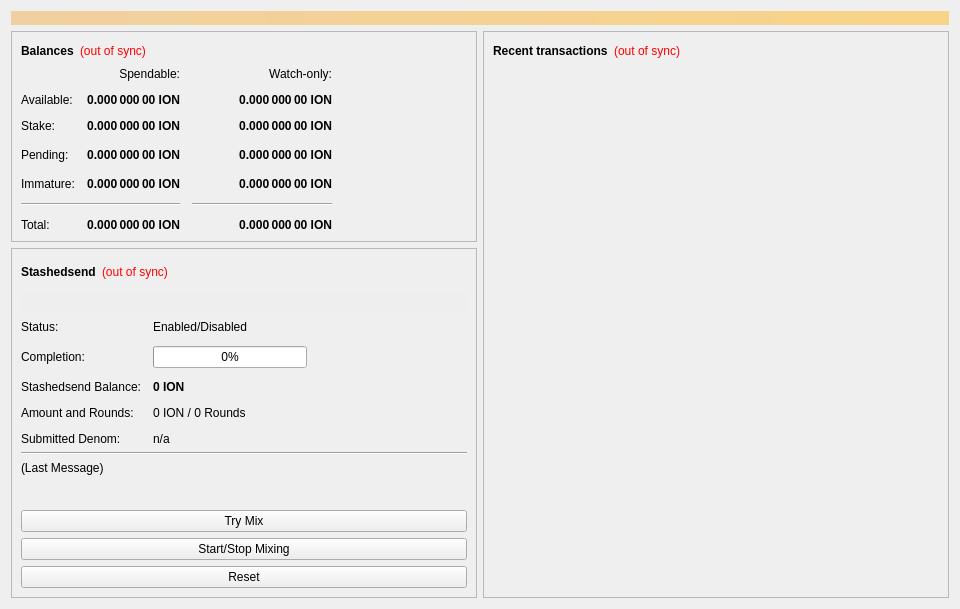
This is src/qt/forms/overviewpage.ui in willemjez/ion-old as Qt 5 draws it before an edit. The edited form follows.
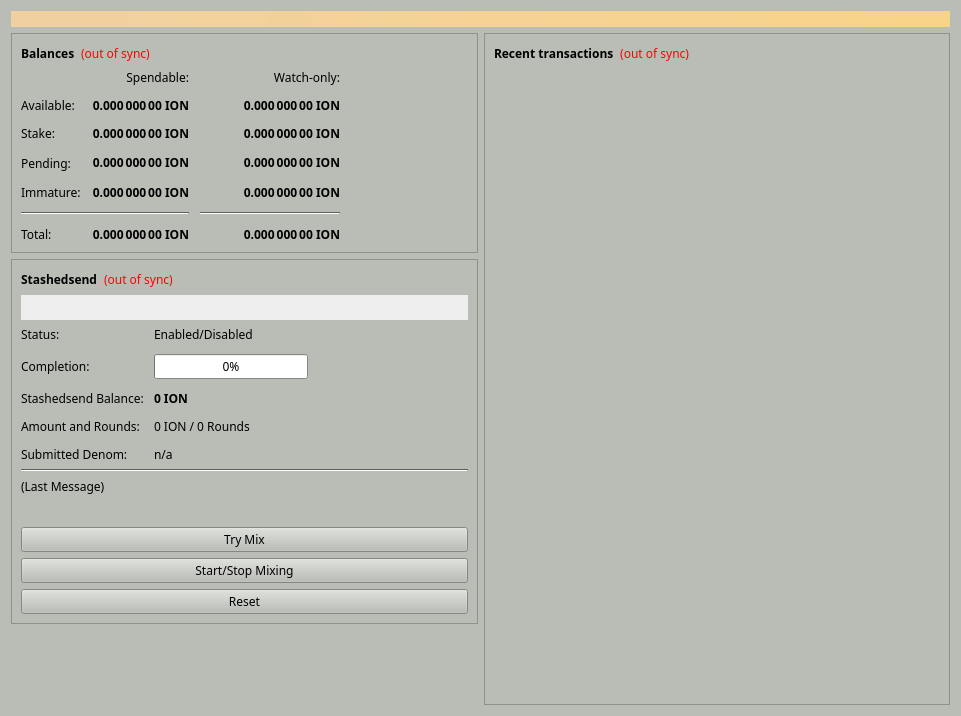
This is the edited form.

Commit message: 🛠️🛠️🐼 Design, about window 💩 flushed 🚽, 😳files except src dir replaced😳

Patch:
```diff
--- a/src/qt/forms/overviewpage.ui
+++ b/src/qt/forms/overviewpage.ui
@@ -6,8 +6,8 @@
    <rect>
     <x>0</x>
     <y>0</y>
-    <width>960</width>
-    <height>594</height>
+    <width>961</width>
+    <height>716</height>
    </rect>
   </property>
   <property name="minimumSize">
@@ -16,6 +16,426 @@
     <height>0</height>
    </size>
   </property>
+  <property name="palette">
+   <palette>
+    <active>
+     <colorrole role="WindowText">
+      <brush brushstyle="SolidPattern">
+       <color alpha="255">
+        <red>0</red>
+        <green>0</green>
+        <blue>0</blue>
+       </color>
+      </brush>
+     </colorrole>
+     <colorrole role="Button">
+      <brush brushstyle="SolidPattern">
+       <color alpha="255">
+        <red>186</red>
+        <green>189</green>
+        <blue>182</blue>
+       </color>
+      </brush>
+     </colorrole>
+     <colorrole role="Light">
+      <brush brushstyle="SolidPattern">
+       <color alpha="255">
+        <red>255</red>
+        <green>255</green>
+        <blue>255</blue>
+       </color>
+      </brush>
+     </colorrole>
+     <colorrole role="Midlight">
+      <brush brushstyle="SolidPattern">
+       <color alpha="255">
+        <red>220</red>
+        <green>222</green>
+        <blue>218</blue>
+       </color>
+      </brush>
+     </colorrole>
+     <colorrole role="Dark">
+      <brush brushstyle="SolidPattern">
+       <color alpha="255">
+        <red>93</red>
+        <green>94</green>
+        <blue>91</blue>
+       </color>
+      </brush>
+     </colorrole>
+     <colorrole role="Mid">
+      <brush brushstyle="SolidPattern">
+       <color alpha="255">
+        <red>124</red>
+        <green>126</green>
+        <blue>121</blue>
+       </color>
+      </brush>
+     </colorrole>
+     <colorrole role="Text">
+      <brush brushstyle="SolidPattern">
+       <color alpha="255">
+        <red>0</red>
+        <green>0</green>
+        <blue>0</blue>
+       </color>
+      </brush>
+     </colorrole>
+     <colorrole role="BrightText">
+      <brush brushstyle="SolidPattern">
+       <color alpha="255">
+        <red>255</red>
+        <green>255</green>
+        <blue>255</blue>
+       </color>
+      </brush>
+     </colorrole>
+     <colorrole role="ButtonText">
+      <brush brushstyle="SolidPattern">
+       <color alpha="255">
+        <red>0</red>
+        <green>0</green>
+        <blue>0</blue>
+       </color>
+      </brush>
+     </colorrole>
+     <colorrole role="Base">
+      <brush brushstyle="SolidPattern">
+       <color alpha="255">
+        <red>255</red>
+        <green>255</green>
+        <blue>255</blue>
+       </color>
+      </brush>
+     </colorrole>
+     <colorrole role="Window">
+      <brush brushstyle="SolidPattern">
+       <color alpha="255">
+        <red>186</red>
+        <green>189</green>
+        <blue>182</blue>
+       </color>
+      </brush>
+     </colorrole>
+     <colorrole role="Shadow">
+      <brush brushstyle="SolidPattern">
+       <color alpha="255">
+        <red>0</red>
+        <green>0</green>
+        <blue>0</blue>
+       </color>
+      </brush>
+     </colorrole>
+     <colorrole role="AlternateBase">
+      <brush brushstyle="SolidPattern">
+       <color alpha="255">
+        <red>220</red>
+        <green>222</green>
+        <blue>218</blue>
+       </color>
+      </brush>
+     </colorrole>
+     <colorrole role="ToolTipBase">
+      <brush brushstyle="SolidPattern">
+       <color alpha="255">
+        <red>255</red>
+        <green>255</green>
+        <blue>220</blue>
+       </color>
+      </brush>
+     </colorrole>
+     <colorrole role="ToolTipText">
+      <brush brushstyle="SolidPattern">
+       <color alpha="255">
+        <red>0</red>
+        <green>0</green>
+        <blue>0</blue>
+       </color>
+      </brush>
+     </colorrole>
+    </active>
+    <inactive>
+     <colorrole role="WindowText">
+      <brush brushstyle="SolidPattern">
+       <color alpha="255">
+        <red>0</red>
+        <green>0</green>
+        <blue>0</blue>
+       </color>
+      </brush>
+     </colorrole>
+     <colorrole role="Button">
+      <brush brushstyle="SolidPattern">
+       <color alpha="255">
+        <red>186</red>
+        <green>189</green>
+        <blue>182</blue>
+       </color>
+      </brush>
+     </colorrole>
+     <colorrole role="Light">
+      <brush brushstyle="SolidPattern">
+       <color alpha="255">
+        <red>255</red>
+        <green>255</green>
+        <blue>255</blue>
+       </color>
+      </brush>
+     </colorrole>
+     <colorrole role="Midlight">
+      <brush brushstyle="SolidPattern">
+       <color alpha="255">
+        <red>220</red>
+        <green>222</green>
+        <blue>218</blue>
+       </color>
+      </brush>
+     </colorrole>
+     <colorrole role="Dark">
+      <brush brushstyle="SolidPattern">
+       <color alpha="255">
+        <red>93</red>
+        <green>94</green>
+        <blue>91</blue>
+       </color>
+      </brush>
+     </colorrole>
+     <colorrole role="Mid">
+      <brush brushstyle="SolidPattern">
+       <color alpha="255">
+        <red>124</red>
+        <green>126</green>
+        <blue>121</blue>
+       </color>
+      </brush>
+     </colorrole>
+     <colorrole role="Text">
+      <brush brushstyle="SolidPattern">
+       <color alpha="255">
+        <red>0</red>
+        <green>0</green>
+        <blue>0</blue>
+       </color>
+      </brush>
+     </colorrole>
+     <colorrole role="BrightText">
+      <brush brushstyle="SolidPattern">
+       <color alpha="255">
+        <red>255</red>
+        <green>255</green>
+        <blue>255</blue>
+       </color>
+      </brush>
+     </colorrole>
+     <colorrole role="ButtonText">
+      <brush brushstyle="SolidPattern">
+       <color alpha="255">
+        <red>0</red>
+        <green>0</green>
+        <blue>0</blue>
+       </color>
+      </brush>
+     </colorrole>
+     <colorrole role="Base">
+      <brush brushstyle="SolidPattern">
+       <color alpha="255">
+        <red>255</red>
+        <green>255</green>
+        <blue>255</blue>
+       </color>
+      </brush>
+     </colorrole>
+     <colorrole role="Window">
+      <brush brushstyle="SolidPattern">
+       <color alpha="255">
+        <red>186</red>
+        <green>189</green>
+        <blue>182</blue>
+       </color>
+      </brush>
+     </colorrole>
+     <colorrole role="Shadow">
+      <brush brushstyle="SolidPattern">
+       <color alpha="255">
+        <red>0</red>
+        <green>0</green>
+        <blue>0</blue>
+       </color>
+      </brush>
+     </colorrole>
+     <colorrole role="AlternateBase">
+      <brush brushstyle="SolidPattern">
+       <color alpha="255">
+        <red>220</red>
+        <green>222</green>
+        <blue>218</blue>
+       </color>
+      </brush>
+     </colorrole>
+     <colorrole role="ToolTipBase">
+      <brush brushstyle="SolidPattern">
+       <color alpha="255">
+        <red>255</red>
+        <green>255</green>
+        <blue>220</blue>
+       </color>
+      </brush>
+     </colorrole>
+     <colorrole role="ToolTipText">
+      <brush brushstyle="SolidPattern">
+       <color alpha="255">
+        <red>0</red>
+        <green>0</green>
+        <blue>0</blue>
+       </color>
+      </brush>
+     </colorrole>
+    </inactive>
+    <disabled>
+     <colorrole role="WindowText">
+      <brush brushstyle="SolidPattern">
+       <color alpha="255">
+        <red>93</red>
+        <green>94</green>
+        <blue>91</blue>
+       </color>
+      </brush>
+     </colorrole>
+     <colorrole role="Button">
+      <brush brushstyle="SolidPattern">
+       <color alpha="255">
+        <red>186</red>
+        <green>189</green>
+        <blue>182</blue>
+       </color>
+      </brush>
+     </colorrole>
+     <colorrole role="Light">
+      <brush brushstyle="SolidPattern">
+       <color alpha="255">
+        <red>255</red>
+        <green>255</green>
+        <blue>255</blue>
+       </color>
+      </brush>
+     </colorrole>
+     <colorrole role="Midlight">
+      <brush brushstyle="SolidPattern">
+       <color alpha="255">
+        <red>220</red>
+        <green>222</green>
+        <blue>218</blue>
+       </color>
+      </brush>
+     </colorrole>
+     <colorrole role="Dark">
+      <brush brushstyle="SolidPattern">
+       <color alpha="255">
+        <red>93</red>
+        <green>94</green>
+        <blue>91</blue>
+       </color>
+      </brush>
+     </colorrole>
+     <colorrole role="Mid">
+      <brush brushstyle="SolidPattern">
+       <color alpha="255">
+        <red>124</red>
+        <green>126</green>
+        <blue>121</blue>
+       </color>
+      </brush>
+     </colorrole>
+     <colorrole role="Text">
+      <brush brushstyle="SolidPattern">
+       <color alpha="255">
+        <red>93</red>
+        <green>94</green>
+        <blue>91</blue>
+       </color>
+      </brush>
+     </colorrole>
+     <colorrole role="BrightText">
+      <brush brushstyle="SolidPattern">
+       <color alpha="255">
+        <red>255</red>
+        <green>255</green>
+        <blue>255</blue>
+       </color>
+      </brush>
+     </colorrole>
+     <colorrole role="ButtonText">
+      <brush brushstyle="SolidPattern">
+       <color alpha="255">
+        <red>93</red>
+        <green>94</green>
+        <blue>91</blue>
+       </color>
+      </brush>
+     </colorrole>
+     <colorrole role="Base">
+      <brush brushstyle="SolidPattern">
+       <color alpha="255">
+        <red>186</red>
+        <green>189</green>
+        <blue>182</blue>
+       </color>
+      </brush>
+     </colorrole>
+     <colorrole role="Window">
+      <brush brushstyle="SolidPattern">
+       <color alpha="255">
+        <red>186</red>
+        <green>189</green>
+        <blue>182</blue>
+       </color>
+      </brush>
+     </colorrole>
+     <colorrole role="Shadow">
+      <brush brushstyle="SolidPattern">
+       <color alpha="255">
+        <red>0</red>
+        <green>0</green>
+        <blue>0</blue>
+       </color>
+      </brush>
+     </colorrole>
+     <colorrole role="AlternateBase">
+      <brush brushstyle="SolidPattern">
+       <color alpha="255">
+        <red>186</red>
+        <green>189</green>
+        <blue>182</blue>
+       </color>
+      </brush>
+     </colorrole>
+     <colorrole role="ToolTipBase">
+      <brush brushstyle="SolidPattern">
+       <color alpha="255">
+        <red>255</red>
+        <green>255</green>
+        <blue>220</blue>
+       </color>
+      </brush>
+     </colorrole>
+     <colorrole role="ToolTipText">
+      <brush brushstyle="SolidPattern">
+       <color alpha="255">
+        <red>0</red>
+        <green>0</green>
+        <blue>0</blue>
+       </color>
+      </brush>
+     </colorrole>
+    </disabled>
+   </palette>
+  </property>
+  <property name="font">
+   <font>
+    <family>Sawasdee</family>
+   </font>
+  </property>
   <property name="windowTitle">
    <string>Form</string>
   </property>
@@ -101,7 +521,7 @@
           <item>
            <layout class="QGridLayout" name="gridLayout">
             <property name="spacing">
-             <number>12</number>
+             <number>11</number>
             </property>
             <item row="3" column="2">
              <widget class="QLabel" name="labelWatchPending">
@@ -959,10 +1379,10 @@
              <enum>QFormLayout::AllNonFixedFieldsGrow</enum>
             </property>
             <property name="horizontalSpacing">
-             <number>11</number>
+             <number>10</number>
             </property>
             <property name="verticalSpacing">
-             <number>12</number>
+             <number>11</number>
             </property>
             <item row="0" column="0">
              <widget class="QLabel" name="label_6">
```
The commit also changes 555 other files.
